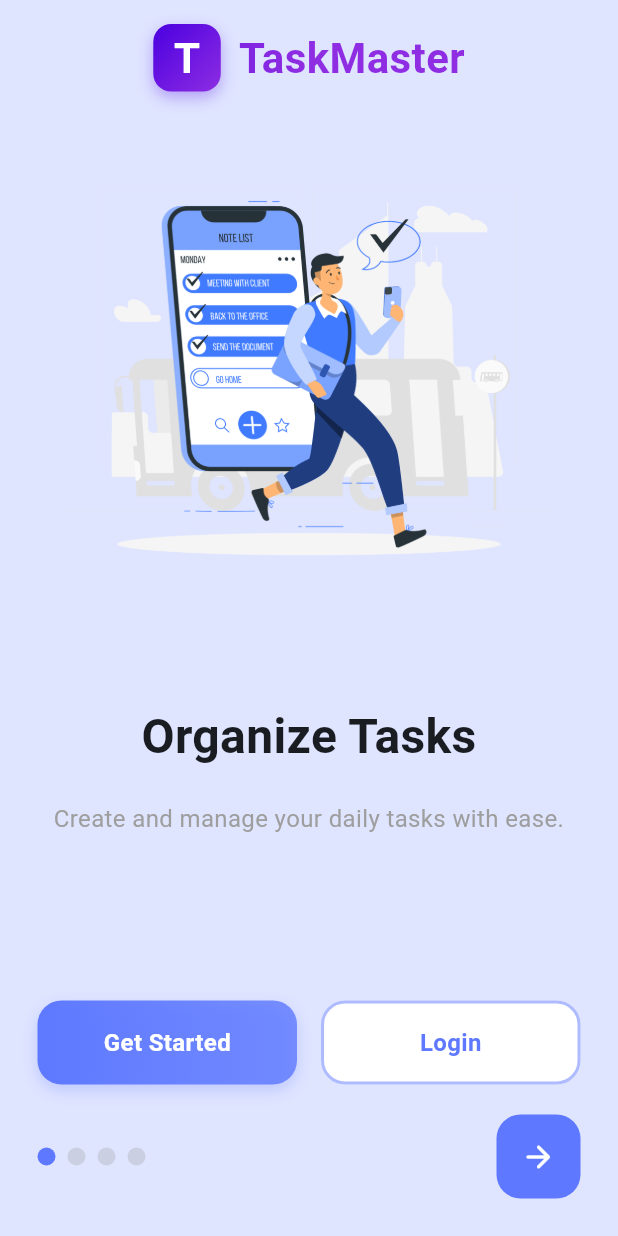
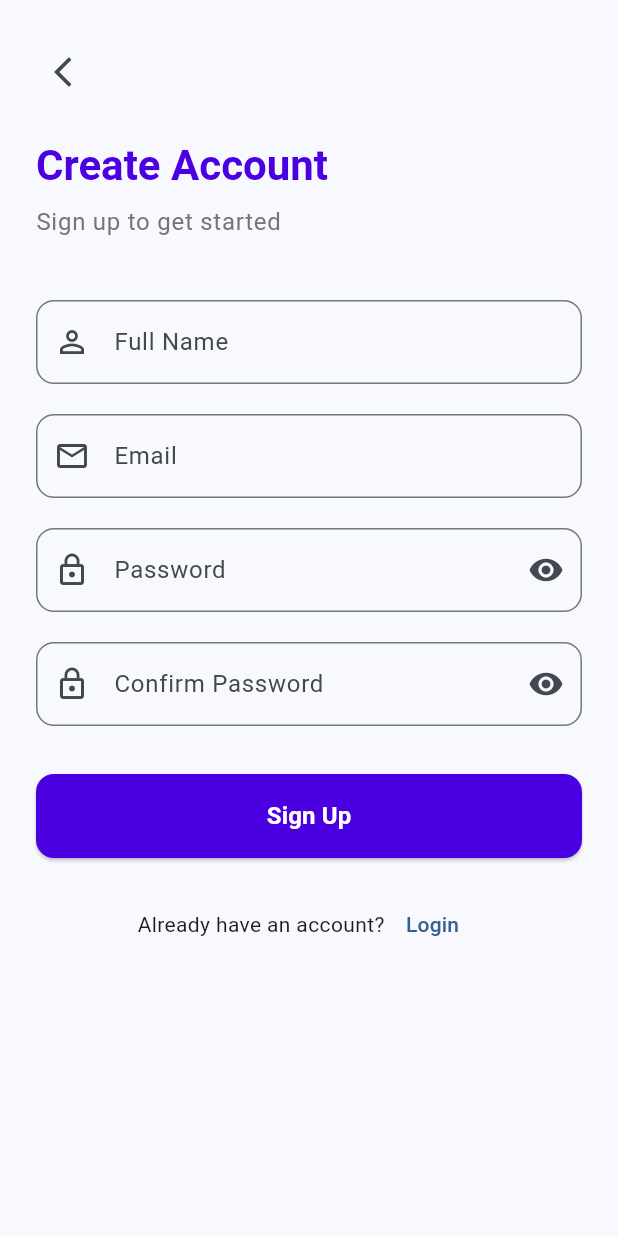
Before and after one commit to khayson/todo_app, a Flutter app: the screen it shows after launch, after a tap on "Get Started", on a phone screen of 412 x 824 dp. Run offline on Flutter 3.47's test engine with Material 3 defaults, Android fonts, the phone set to English and light mode, and no system bars; our stand-ins replace cached_network_image, firebase_core, shared_preferences; accounts and stored records are empty.

Commit message:
Implement navigation to login and register screens from welcome buttons

```diff
--- /dev/null
+++ b/lib/screens/auth/register_screen.dart
@@ -0,0 +1,224 @@
+import 'package:flutter/material.dart';
+import 'login_screen.dart';
+
+class RegisterScreen extends StatefulWidget {
+  const RegisterScreen({super.key});
+
+  @override
+  State<RegisterScreen> createState() => _RegisterScreenState();
+}
+
+class _RegisterScreenState extends State<RegisterScreen> {
+  final _formKey = GlobalKey<FormState>();
+  final _nameController = TextEditingController();
+  final _emailController = TextEditingController();
+  final _passwordController = TextEditingController();
+  final _confirmPasswordController = TextEditingController();
+  bool _isPasswordVisible = false;
+  bool _isConfirmPasswordVisible = false;
+
+  @override
+  void dispose() {
+    _nameController.dispose();
+    _emailController.dispose();
+    _passwordController.dispose();
+    _confirmPasswordController.dispose();
+    super.dispose();
+  }
+
+  @override
+  Widget build(BuildContext context) {
+    return Scaffold(
+      body: SafeArea(
+        child: SingleChildScrollView(
+          padding: const EdgeInsets.all(24),
+          child: Column(
+            crossAxisAlignment: CrossAxisAlignment.start,
+            children: [
+              IconButton(
+                onPressed: () => Navigator.pop(context),
+                icon: const Icon(Icons.arrow_back_ios),
+                padding: EdgeInsets.zero,
+              ),
+              const SizedBox(height: 20),
+              Text(
+                'Create Account',
+                style: Theme.of(context).textTheme.headlineMedium?.copyWith(
+                      fontWeight: FontWeight.bold,
+                      color: const Color(0xFF4A00E0),
+                    ),
+              ),
+              const SizedBox(height: 8),
+              Text(
+                'Sign up to get started',
+                style: Theme.of(context).textTheme.bodyLarge?.copyWith(
+                      color: Colors.grey[600],
+                    ),
+              ),
+              const SizedBox(height: 40),
+              Form(
+                key: _formKey,
+                child: Column(
+                  children: [
+                    TextFormField(
+                      controller: _nameController,
+                      decoration: InputDecoration(
+                        labelText: 'Full Name',
+                        hintText: 'Enter your full name',
+                        prefixIcon: const Icon(Icons.person_outline),
+                        border: OutlineInputBorder(
+                          borderRadius: BorderRadius.circular(12),
+                        ),
+                      ),
+                      validator: (value) {
+                        if (value == null || value.isEmpty) {
+                          return 'Please enter your name';
+                        }
+                        return null;
+                      },
+                    ),
+                    const SizedBox(height: 20),
+                    TextFormField(
+                      controller: _emailController,
+                      keyboardType: TextInputType.emailAddress,
+                      decoration: InputDecoration(
+                        labelText: 'Email',
+                        hintText: 'Enter your email',
+                        prefixIcon: const Icon(Icons.email_outlined),
+                        border: OutlineInputBorder(
+                          borderRadius: BorderRadius.circular(12),
+                        ),
+                      ),
+                      validator: (value) {
+                        if (value == null || value.isEmpty) {
+                          return 'Please enter your email';
+                        }
+                        if (!value.contains('@')) {
+                          return 'Please enter a valid email';
+                        }
+                        return null;
+                      },
+                    ),
+                    const SizedBox(height: 20),
+                    TextFormField(
+                      controller: _passwordController,
+                      obscureText: !_isPasswordVisible,
+                      decoration: InputDecoration(
+                        labelText: 'Password',
+                        hintText: 'Enter your password',
+                        prefixIcon: const Icon(Icons.lock_outline),
+                        suffixIcon: IconButton(
+                          icon: Icon(
+                            _isPasswordVisible
+                                ? Icons.visibility_off
+                                : Icons.visibility,
+                          ),
+                          onPressed: () {
+                            setState(() {
+                              _isPasswordVisible = !_isPasswordVisible;
+                            });
+                          },
+                        ),
+                        border: OutlineInputBorder(
+                          borderRadius: BorderRadius.circular(12),
+                        ),
+                      ),
+                      validator: (value) {
+                        if (value == null || value.isEmpty) {
+                          return 'Please enter your password';
+                        }
+                        if (value.length < 6) {
+                          return 'Password must be at least 6 characters';
+                        }
+                        return null;
+                      },
+                    ),
+                    const SizedBox(height: 20),
+                    TextFormField(
+                      controller: _confirmPasswordController,
+                      obscureText: !_isConfirmPasswordVisible,
+                      decoration: InputDecoration(
+                        labelText: 'Confirm Password',
+                        hintText: 'Confirm your password',
+                        prefixIcon: const Icon(Icons.lock_outline),
+                        suffixIcon: IconButton(
+                          icon: Icon(
+                            _isConfirmPasswordVisible
+                                ? Icons.visibility_off
+                                : Icons.visibility,
+                          ),
+                          onPressed: () {
+                            setState(() {
+                              _isConfirmPasswordVisible =
+                                  !_isConfirmPasswordVisible;
+                            });
+                          },
+                        ),
+                        border: OutlineInputBorder(
+                          borderRadius: BorderRadius.circular(12),
+                        ),
+                      ),
+                      validator: (value) {
+                        if (value == null || value.isEmpty) {
+                          return 'Please confirm your password';
+                        }
+                        if (value != _passwordController.text) {
+                          return 'Passwords do not match';
+                        }
+                        return null;
+                      },
+                    ),
+                    const SizedBox(height: 32),
+                    SizedBox(
+                      width: double.infinity,
+                      height: 56,
+                      child: ElevatedButton(
+                        onPressed: () {
+                          if (_formKey.currentState!.validate()) {
+                            // TODO: Implement registration
+                          }
+                        },
+                        style: ElevatedButton.styleFrom(
+                          backgroundColor: const Color(0xFF4A00E0),
+                          shape: RoundedRectangleBorder(
+                            borderRadius: BorderRadius.circular(12),
+                          ),
+                        ),
+                        child: const Text(
+                          'Sign Up',
+                          style: TextStyle(
+                            fontSize: 16,
+                            color: Colors.white,
+                            fontWeight: FontWeight.w600,
+                          ),
+                        ),
+                      ),
+                    ),
+                    const SizedBox(height: 20),
+                    Row(
+                      mainAxisAlignment: MainAxisAlignment.center,
+                      children: [
+                        const Text('Already have an account?'),
+                        TextButton(
+                          onPressed: () {
+                            Navigator.pushReplacement(
+                              context,
+                              MaterialPageRoute(
+                                builder: (context) => const LoginScreen(),
+                              ),
+                            );
+                          },
+                          child: const Text('Login'),
+                        ),
+                      ],
+                    ),
+                  ],
+                ),
+              ),
+            ],
+          ),
+        ),
+      ),
+    );
+  }
+}
--- a/lib/screens/widgets/welcome_buttons.dart
+++ b/lib/screens/widgets/welcome_buttons.dart
@@ -1,4 +1,6 @@
 import 'package:flutter/material.dart';
+import '../auth/login_screen.dart';
+import '../auth/register_screen.dart';
 
 class WelcomeButtons extends StatelessWidget {
   final Color primaryColor;
@@ -40,8 +42,12 @@ class WelcomeButtons extends StatelessWidget {
                 color: Colors.transparent,
                 child: InkWell(
                   onTap: () {
-                    // TODO: Implement get started action
-                    print('Get Started tapped');
+                    Navigator.push(
+                      context,
+                      MaterialPageRoute(
+                        builder: (context) => const RegisterScreen(),
+                      ),
+                    );
                   },
                   borderRadius: BorderRadius.circular(16),
                   child: const Center(
@@ -74,8 +80,12 @@ class WelcomeButtons extends StatelessWidget {
                 color: Colors.transparent,
                 child: InkWell(
                   onTap: () {
-                    // TODO: Implement login action
-                    print('Login tapped');
+                    Navigator.push(
+                      context,
+                      MaterialPageRoute(
+                        builder: (context) => const LoginScreen(),
+                      ),
+                    );
                   },
                   borderRadius: BorderRadius.circular(16),
                   child: Center(
```
Also changed, not shown: lib/screens/auth/login_screen.dart (added, +166 -0 lines).
